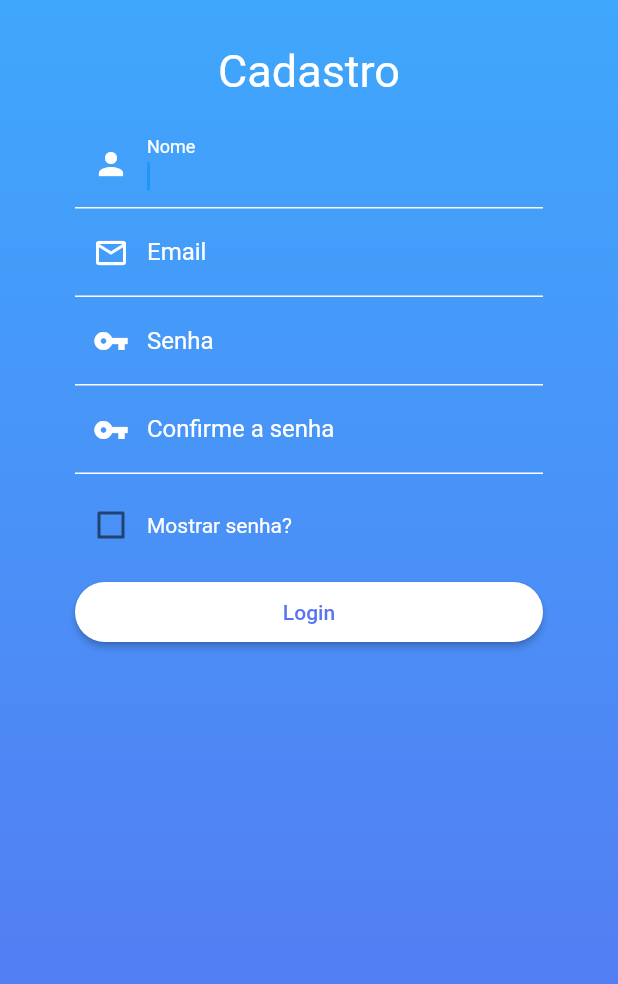
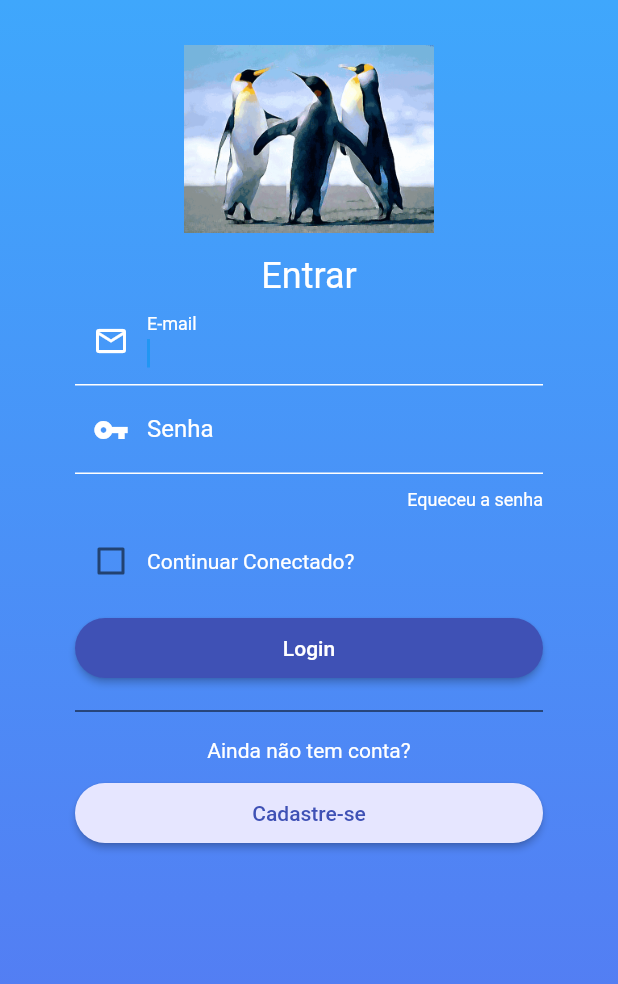
Before and after one commit to JoaoVtrxx/test-git, a Flutter app: the screen it shows after launch, after a tap on "Login", on a phone screen of 412 x 824 dp. Shown: the top 984 px of the screen. Run offline on Flutter 3.47's test engine with Material 2 defaults, Android fonts, the phone set to English and light mode, and no system bars; our stand-ins replace shared_preferences.

Commit message:
refactor folders | models

```diff
--- a/lib/main.dart
+++ b/lib/main.dart
@@ -1,7 +1,5 @@
 import 'package:flutter/material.dart';
-import 'package:flutter_1/home.dart';
-import 'package:flutter_1/screens/login_screen.dart';
-import 'package:flutter_1/screens/cadastro_screen.dart';
+import 'package:flutter_1/pages/login/login_page.dart';
 
 void main() {
   runApp(MyApp());
@@ -12,7 +10,7 @@ class MyApp extends StatelessWidget {
   Widget build(BuildContext context) {
     return MaterialApp(
       title: 'Gym App',
-      home: CadastroScreen(),
+      home: LoginPage(),
       debugShowCheckedModeBanner: false,
     );
   }
--- a/lib/screens/login_screen.dart
+++ b/lib/pages/login/login_page.dart
@@ -1,14 +1,23 @@
+import 'dart:convert';
 import 'package:flutter/material.dart';
-import 'package:flutter_1/values/custom_colors.dart';
+import 'package:flutter_1/shared/models/login_model.dart';
+import 'package:shared_preferences/shared_preferences.dart';
 
-class LoginScreen extends StatefulWidget {
-  const LoginScreen({super.key});
+import '../../shared/constants/custom_colors.dart';
+import '../../shared/constants/preferences_key.dart';
+import '../sign_up/sing_up_page.dart';
+
+class LoginPage extends StatefulWidget {
+  const LoginPage({super.key});
 
   @override
-  State<LoginScreen> createState() => _LoginScreenState();
+  State<LoginPage> createState() => _LoginPageState();
 }
 
-class _LoginScreenState extends State<LoginScreen> {
+class _LoginPageState extends State<LoginPage> {
+  TextEditingController mailInputController = TextEditingController();
+  TextEditingController passwordInputController = TextEditingController();
+
   Color topColor = CustomColors().getGradientTopColor();
   Color bottomColor = CustomColors().getGradientBottomColor();
   bool continueConnected = false;
@@ -55,6 +64,7 @@ class _LoginScreenState extends State<LoginScreen> {
                 child: Column(
                   children: [
                     TextFormField(
+                      controller: mailInputController,
                       style: TextStyle(color: Colors.white),
                       autofocus: true,
                       decoration: InputDecoration(
@@ -79,6 +89,7 @@ class _LoginScreenState extends State<LoginScreen> {
                       ),
                     ),
                     TextFormField(
+                      controller: passwordInputController,
                       style: TextStyle(color: Colors.white),
                       decoration: InputDecoration(
                         labelText: "Senha",
@@ -136,13 +147,15 @@ class _LoginScreenState extends State<LoginScreen> {
               ),
               Padding(padding: EdgeInsets.only(bottom: 10)),
               ElevatedButton(
-                onPressed: () {},
+                onPressed: () {
+                  _doLogin();
+                },
                 child: Text(
                   "Login",
                   style: TextStyle(color: Colors.white),
                 ),
                 style: ElevatedButton.styleFrom(
-                  primary: CustomColors().getActivePrimaryButtomColor(),
+                  backgroundColor: CustomColors().getActivePrimaryButtomColor(),
                   fixedSize: Size(double.infinity, 40),
                   shape: RoundedRectangleBorder(
                       borderRadius: BorderRadius.circular(50)),
@@ -164,13 +177,18 @@ class _LoginScreenState extends State<LoginScreen> {
               Padding(
                 padding: EdgeInsets.symmetric(vertical: 10),
                 child: ElevatedButton(
-                  onPressed: () {},
+                  onPressed: () {
+                    Navigator.push(context,
+                        MaterialPageRoute(builder: (context) => SingUpPage()));
+                  },
                   child: Text(
                     "Cadastre-se",
-                    style: TextStyle(color: Colors.black),
+                    style: TextStyle(
+                        color: CustomColors().getActivePrimaryButtomColor()),
                   ),
                   style: ElevatedButton.styleFrom(
-                    primary: CustomColors().getActiveSecondaryButtonColor(),
+                    backgroundColor:
+                        CustomColors().getActiveSecondaryButtonColor(),
                     fixedSize: Size(double.infinity, 40),
                     shape: RoundedRectangleBorder(
                         borderRadius: BorderRadius.circular(50)),
@@ -183,4 +201,26 @@ class _LoginScreenState extends State<LoginScreen> {
       ),
     );
   }
+
+  void _doLogin() async {
+    String mailForm = this.mailInputController.text;
+    String passForm = this.passwordInputController.text;
+
+    LoginModel savedUser = await _getSavedUser();
+    if (mailForm == savedUser.mail && passForm == savedUser.password) {
+      print('Logado com sucesso');
+    } else {
+      print("deu erro");
+    }
+  }
+
+  Future<LoginModel> _getSavedUser() async {
+    SharedPreferences prefs = await SharedPreferences.getInstance();
+    String? jsonUser = prefs.getString(PreferencesKeys.activeUser);
+    print(jsonUser);
+
+    Map<String, dynamic> mapUser = json.decode(jsonUser!);
+    LoginModel user = LoginModel.fromJson(mapUser);
+    return user;
+  }
 }
--- /dev/null
+++ b/lib/shared/constants/preferences_key.dart
@@ -0,0 +1,3 @@
+class PreferencesKeys {
+  static const activeUser = "LOGGIN_USER_INFOS";
+}
--- /dev/null
+++ b/lib/shared/models/login_model.dart
@@ -0,0 +1,33 @@
+class LoginModel {
+  String? name;
+  String? mail;
+  String? password;
+  bool? keppOn;
+
+  LoginModel({this.name, this.mail, this.password, this.keppOn});
+
+  LoginModel.fromJson(Map<String, dynamic> json) {
+    name = json['name']!;
+    mail = json['mail']!;
+    password = json['password']!;
+    keppOn = json['keppOn']!;
+  }
+
+  Map<String, dynamic> toJson() {
+    final Map<String, dynamic> data = new Map<String, dynamic>();
+    data['name'] = this.name!;
+    data['mail'] = this.mail!;
+    data['password'] = this.password!;
+    data['keppOn'] = this.keppOn!;
+    return data;
+  }
+
+  String toString() {
+    return "Name: " +
+        this.name! +
+        "\nE-mail: " +
+        this.mail! +
+        "\nSenha: " +
+        this.password!;
+  }
+}
--- a/pubspec.yaml
+++ b/pubspec.yaml
@@ -36,6 +36,7 @@ dependencies:
   # The following adds the Cupertino Icons font to your application.
   # Use with the CupertinoIcons class for iOS style icons.
   cupertino_icons: ^1.0.2
+  shared_preferences: ^2.0.18
 
 dev_dependencies:
   flutter_test:
@@ -47,6 +48,7 @@ dev_dependencies:
   # package. See that file for information about deactivating specific lint
   # rules and activating additional ones.
   flutter_lints: ^2.0.0
+
 
 # For information on the generic Dart part of this file, see the
 # following page: https://dart.dev/tools/pub/pubspec
```
Also changed, not shown: lib/pages/sign_up/sing_up_page.dart (renamed from lib/screens/cadastro_screen.dart, +52 -18 lines), lib/shared/models/daily_training.dart (added, +8 -0 lines), lib/shared/models/exercices.dart (added, +8 -0 lines), lib/shared/models/training_block.dart (added, +9 -0 lines), lib/shared/models/user_abstract.dart (added, +7 -0 lines), lib/shared/models/user_adm.dart (added, +9 -0 lines), lib/shared/models/user_client.dart (added, +7 -0 lines), lib/shared/models/user_trainer.dart (added, +7 -0 lines), lib/pages/home/home.dart (renamed from lib/home.dart), lib/shared/constants/custom_colors.dart (renamed from lib/values/custom_colors.dart), pubspec.lock, 1 other file.
